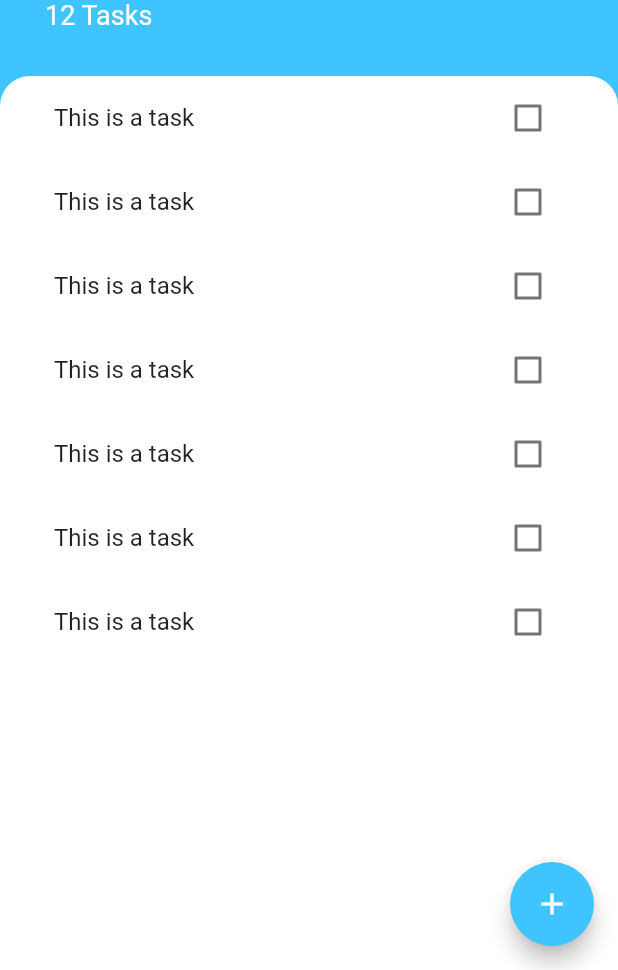
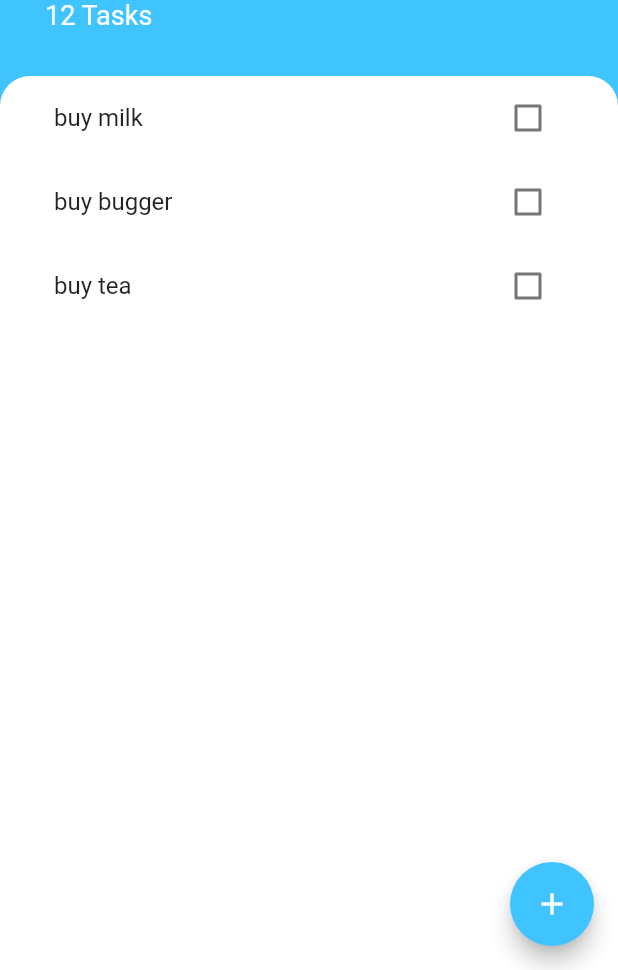
Before and after one commit to Chinecherem20199/todo_app, a Flutter app: the screen it shows after launch, on a phone screen of 412 x 824 dp, the part 266-1236 px from its top. Run offline on Flutter 3.47's test engine with Material 2 defaults, Android fonts, the phone set to English and light mode, and no system bars.

Commit message:
Updated taskList to dynamic

```diff
--- /dev/null
+++ b/lib/model/task_model.dart
@@ -0,0 +1,9 @@
+class Task {
+  final String name;
+  bool isDone = false;
+  Task({required this.name, required this.isDone});
+
+  void toggleDone() {
+    isDone = !isDone;
+  }
+}
--- a/lib/screens/add_task_screen.dart
+++ b/lib/screens/add_task_screen.dart
@@ -34,7 +34,9 @@ class AddTasksScreen extends StatelessWidget {
               height: 15.0,
             ),
             TextButton(
-              onPressed: () {},
+              onPressed: () {
+                //Add task here
+              },
               style: ButtonStyle(
                 foregroundColor: MaterialStateProperty.all(Colors.deepPurple),
                 backgroundColor:
--- a/lib/widgets/tasks_list.dart
+++ b/lib/widgets/tasks_list.dart
@@ -1,23 +1,35 @@
 import 'package:flutter/material.dart';
+import 'package:todo_app/model/task_model.dart';
 
 import 'tasks_tile.dart';
 
-class TasksList extends StatelessWidget {
+class TasksList extends StatefulWidget {
+  @override
+  State<TasksList> createState() => _TasksListState();
+}
+
+class _TasksListState extends State<TasksList> {
+  List<Task> tasks = [
+    Task(name: 'buy milk', isDone: false),
+    Task(name: 'buy bugger', isDone: false),
+    Task(name: 'buy tea', isDone: false),
+  ];
   @override
   Widget build(BuildContext context) {
     return Container(
-      child: ListView(
-        shrinkWrap: true,
-        // shrinkWrap: true,
-        children: [
-          TaskTile(),
-          TaskTile(),
-          TaskTile(),
-          TaskTile(),
-          TaskTile(),
-          TaskTile(),
-          TaskTile(),
-        ],
+      child: ListView.builder(
+        itemBuilder: (context, index) {
+          return TaskTile(
+              taskTitle: tasks[index].name,
+              isChecked: tasks[index].isDone,
+              checkboxCallback: (checkboxState) {
+                setState(() {
+                  tasks[index].toggleDone();
+                });
+              });
+          // checkboxCallback:
+        },
+        itemCount: tasks.length,
       ),
     );
   }
--- a/lib/widgets/tasks_tile.dart
+++ b/lib/widgets/tasks_tile.dart
@@ -1,39 +1,28 @@
 import 'package:flutter/material.dart';
 
-class TaskTile extends StatefulWidget {
-  @override
-  _TaskTileState createState() => _TaskTileState();
-}
+class TaskTile extends StatelessWidget {
+  final bool isChecked;
+  final String taskTitle;
+  final void Function(bool?)? checkboxCallback;
 
-class _TaskTileState extends State<TaskTile> {
-  bool isChecked = false;
+  TaskTile(
+      {required this.taskTitle,
+      required this.isChecked,
+      required this.checkboxCallback});
+
   @override
   Widget build(BuildContext context) {
     return ListTile(
       title: Text(
-        'This is a task',
+        taskTitle,
         style: TextStyle(
             decoration: isChecked ? TextDecoration.lineThrough : null),
       ),
-      trailing: TaskCheckBox(isChecked, (checkBoxState) {
-        setState(() {
-          isChecked = checkBoxState!;
-        });
-      }),
+      trailing: Checkbox(
+        activeColor: Colors.lightBlueAccent,
+        value: isChecked,
+        onChanged: checkboxCallback,
+      ),
     );
   }
 }
-
-class TaskCheckBox extends StatelessWidget {
-  final bool? checkBoxState;
-  final void Function(bool?)? toggleCheckbox;
-  TaskCheckBox(this.checkBoxState, this.toggleCheckbox);
-  @override
-  Widget build(BuildContext context) {
-    return Checkbox(
-      activeColor: Colors.lightBlueAccent,
-      value: checkBoxState,
-      onChanged: toggleCheckbox,
-    );
-  }
-}
```
